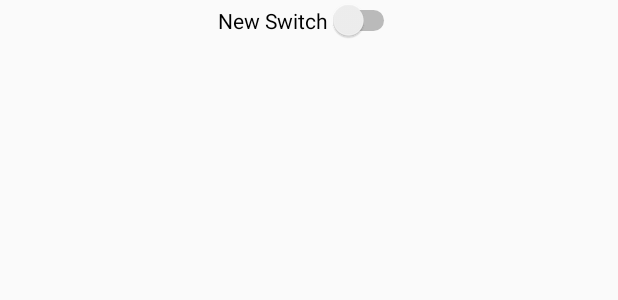
After one commit to iloster/YueFM, an Android app: the layout setting.xml on its own in the app's theme, with its tools: preview values and no code run, on a phone screen of 412 x 824 dp. The commit adds this screen. Shown: the top 300 px of the screen. Run offline under Robolectric (Android 15) with nearby library versions, the phone set to English and light mode, and no system bars.

Commit message:
v 0.1
company 优化

```diff
--- /dev/null
+++ b/app/src/main/res/layout/setting.xml
@@ -0,0 +1,12 @@
+<?xml version="1.0" encoding="utf-8"?>
+<LinearLayout xmlns:android="http://schemas.android.com/apk/res/android"
+    android:orientation="vertical" android:layout_width="match_parent"
+    android:layout_height="match_parent">
+
+    <Switch
+        android:layout_width="wrap_content"
+        android:layout_height="wrap_content"
+        android:text="New Switch"
+        android:id="@+id/switch1"
+        android:layout_gravity="center_horizontal" />
+</LinearLayout>
```
Also changed, not shown: app/src/main/java/com/example/zedli/yuefm/ArticleHandler.java (+2 -12 lines), app/src/main/java/com/example/zedli/yuefm/MainActivity.java (+19 -20 lines), app/src/main/java/com/example/zedli/yuefm/MyFragment.java (+23 -3 lines), app/src/main/res/layout/fragment_view_pager.xml (+20 -0 lines).
